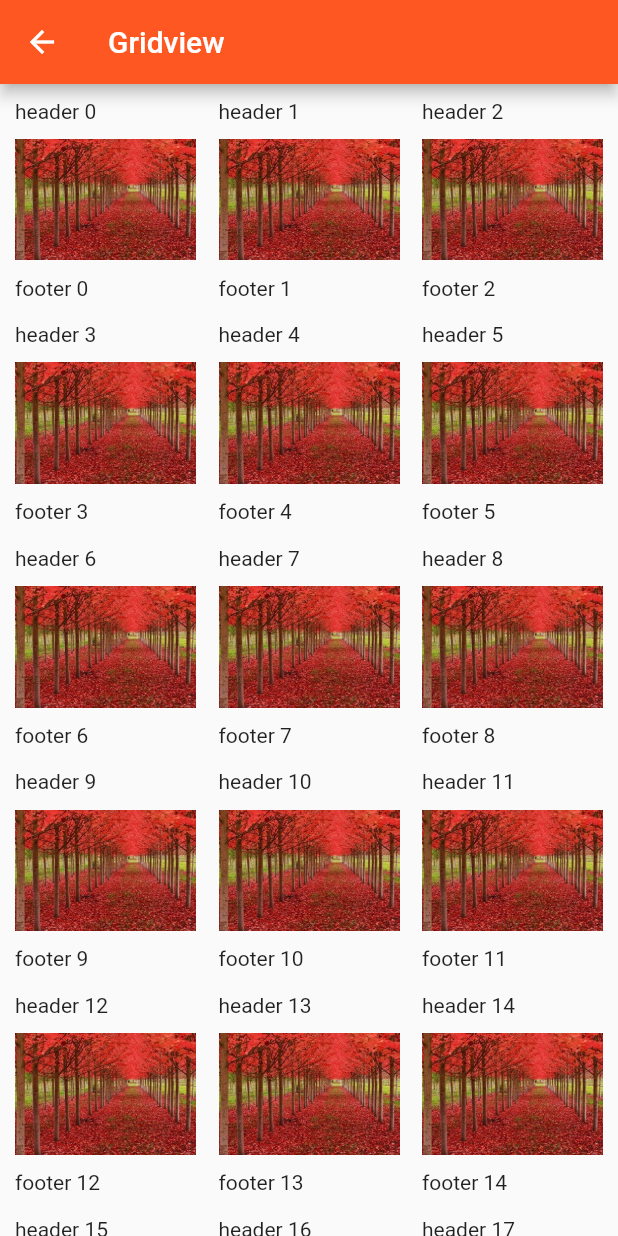
After one commit to myf1/flutter_learn_app, a Flutter app: the MyGridView screen opened by its route, on a phone screen of 412 x 824 dp. The commit adds this screen. Run offline on Flutter 3.47's test engine with Material 2 defaults, Android fonts, the phone set to English and light mode, and no system bars; network calls fail.

Commit message:
http gridview

```diff
--- a/lib/Constant.dart
+++ b/lib/Constant.dart
@@ -38,7 +38,11 @@ class Constant{
 
   static const String LISTVIEW = '/listview';
 
-
+  static const String GRIDVIEW = '/gridview';
 
   static const String drawer_header_image = 'http://www.chinadaily.com.cn/language_tips/images/attachement/jpg/site1/20070814/001125254635082b41be0a.jpg';
+
+  static const String joke_key = "4b64a8ecad9e95ec320713d482628518";
+
+  static const String base_url = "http://v.juhe.cn/joke/content/list.php?key="+joke_key;
 }
--- a/lib/main.dart
+++ b/lib/main.dart
@@ -12,6 +12,7 @@ import 'widgets/Input.dart';
 import 'widgets/Shop.dart';
 import 'widgets/Text.dart';
 import 'widgets/Listview.dart';
+import 'widgets/GridView.dart';
 
 
 void main() {
@@ -34,6 +35,7 @@ void main() {
       Constant.SHOP       : (BuildContext context) => new MyShop(),
       Constant.TEXT       : (BuildContext context) => new MyText(name: 'yf_ma',),
       Constant.LISTVIEW   : (BuildContext context) => new MyListView(),
+      Constant.GRIDVIEW   : (BuildContext context) => new MyGridView(),
     },
     home: _MyScaffold(),
   ));
@@ -89,6 +91,9 @@ class _MyScaffold extends StatelessWidget{
                   new FlatButton(
                       onPressed: (){Navigator.of(context).pushNamed(Constant.LISTVIEW);},
                       child: Text('ListView')),
+                  new FlatButton(
+                      onPressed: (){Navigator.of(context).pushNamed(Constant.GRIDVIEW);},
+                      child: Text('GridView')),
                 ],
               ),
             ),
--- /dev/null
+++ b/lib/widgets/GridView.dart
@@ -0,0 +1,39 @@
+import 'package:flutter/material.dart';
+import 'package:flutter_learn_app/utils/Utils.dart';
+
+class MyGridView extends StatelessWidget {
+
+  @override
+  Widget build(BuildContext context) {
+    return Scaffold(
+      appBar: AppBar(
+        title: Text('Gridview'),
+      ),
+      body: GridView.builder(
+          gridDelegate:
+          SliverGridDelegateWithFixedCrossAxisCount(
+            crossAxisCount: 3,
+            crossAxisSpacing: 15.0,
+            childAspectRatio: 0.9,
+            mainAxisSpacing: 15.0,
+            ),
+          itemBuilder: (context,i){
+            return GestureDetector(
+              child: new GridTile(
+                child: Image.asset(
+                  'images/a.jpg',
+                ),
+                header: Text('header '+i.toString()),
+                footer: Text('footer '+i.toString()),
+              ),
+              onTap: (){
+                Utils.dialogTip(context, i.toString());
+              },
+            );
+          },itemCount: 30,
+            padding: const EdgeInsets.all(10.0),
+            scrollDirection: Axis.vertical,
+            shrinkWrap: true,),
+    );
+  }
+}
--- a/pubspec.yaml
+++ b/pubspec.yaml
@@ -19,6 +19,7 @@ dependencies:
   # The following adds the Cupertino Icons font to your application.
   # Use with the CupertinoIcons class for iOS style icons.
   cupertino_icons: ^0.1.2
+  http:
   #fluttertoast: ^2.0.7
 
 dev_dependencies:
```
Also changed, not shown: lib/bean/JokeBean.dart (added, +64 -0 lines), lib/widgets/Download.dart (+13 -8 lines), lib/widgets/ThirdPage.dart (+131 -3 lines).
